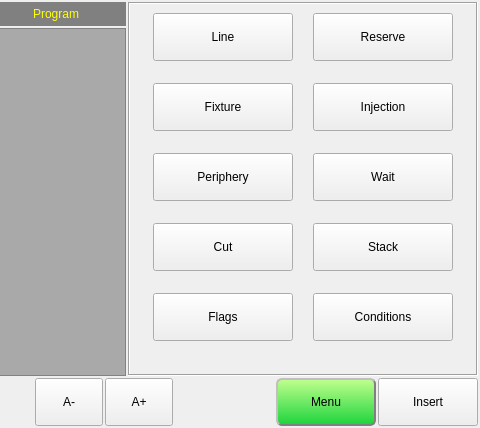
GaussCheng/2-5AxisPunch, file hcinstruction/ichcinstructionpageframe.ui: the form before one commit; both pictures show x 420 to 900 and y 0 to 428 of the 900 by 428 pixel window.
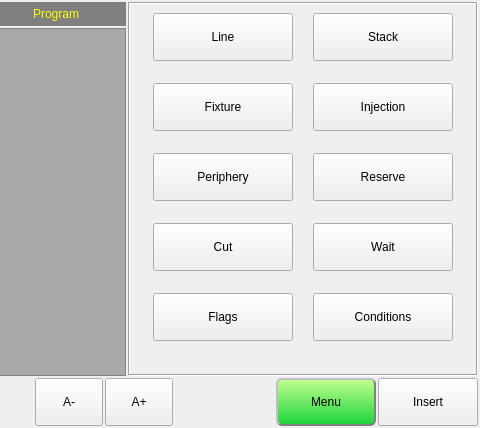
The form after the commit. Icons and pictures are not drawn.

Commit message: 1.页面小布局

Patch:
```diff
--- a/hcinstruction/ichcinstructionpageframe.ui
+++ b/hcinstruction/ichcinstructionpageframe.ui
@@ -232,44 +232,6 @@
            </property>
           </widget>
          </item>
-         <item row="1" column="1">
-          <widget class="QToolButton" name="pneumaticButton">
-           <property name="sizePolicy">
-            <sizepolicy hsizetype="Preferred" vsizetype="Preferred">
-             <horstretch>0</horstretch>
-             <verstretch>0</verstretch>
-            </sizepolicy>
-           </property>
-           <property name="minimumSize">
-            <size>
-             <width>140</width>
-             <height>48</height>
-            </size>
-           </property>
-           <property name="maximumSize">
-            <size>
-             <width>140</width>
-             <height>48</height>
-            </size>
-           </property>
-           <property name="text">
-            <string>Reserve</string>
-           </property>
-           <property name="icon">
-            <iconset resource="../resource.qrc">
-             <normaloff>:/resource/CommonIO(32).png</normaloff>:/resource/CommonIO(32).png</iconset>
-           </property>
-           <property name="iconSize">
-            <size>
-             <width>32</width>
-             <height>32</height>
-            </size>
-           </property>
-           <property name="toolButtonStyle">
-            <enum>Qt::ToolButtonTextBesideIcon</enum>
-           </property>
-          </widget>
-         </item>
          <item row="2" column="0">
           <widget class="QToolButton" name="fixtureButton">
            <property name="sizePolicy">
@@ -346,45 +308,7 @@
            </property>
           </widget>
          </item>
-         <item row="3" column="0">
-          <widget class="QToolButton" name="peripheryButton">
-           <property name="sizePolicy">
-            <sizepolicy hsizetype="Preferred" vsizetype="Preferred">
-             <horstretch>0</horstretch>
-             <verstretch>0</verstretch>
-            </sizepolicy>
-           </property>
-           <property name="minimumSize">
-            <size>
-             <width>140</width>
-             <height>48</height>
-            </size>
-           </property>
-           <property name="maximumSize">
-            <size>
-             <width>140</width>
-             <height>48</height>
-            </size>
-           </property>
-           <property name="text">
-            <string>Periphery</string>
-           </property>
-           <property name="icon">
-            <iconset resource="../resource.qrc">
-             <normaloff>:/resource/Conveyor_Belt(32).png</normaloff>:/resource/Conveyor_Belt(32).png</iconset>
-           </property>
-           <property name="iconSize">
-            <size>
-             <width>32</width>
-             <height>32</height>
-            </size>
-           </property>
-           <property name="toolButtonStyle">
-            <enum>Qt::ToolButtonTextBesideIcon</enum>
-           </property>
-          </widget>
-         </item>
-         <item row="3" column="1">
+         <item row="4" column="1">
           <widget class="QToolButton" name="waitToolButton">
            <property name="sizePolicy">
             <sizepolicy hsizetype="Preferred" vsizetype="Preferred">
@@ -422,6 +346,120 @@
            </property>
           </widget>
          </item>
+         <item row="3" column="1">
+          <widget class="QToolButton" name="pneumaticButton">
+           <property name="sizePolicy">
+            <sizepolicy hsizetype="Preferred" vsizetype="Preferred">
+             <horstretch>0</horstretch>
+             <verstretch>0</verstretch>
+            </sizepolicy>
+           </property>
+           <property name="minimumSize">
+            <size>
+             <width>140</width>
+             <height>48</height>
+            </size>
+           </property>
+           <property name="maximumSize">
+            <size>
+             <width>140</width>
+             <height>48</height>
+            </size>
+           </property>
+           <property name="text">
+            <string>Reserve</string>
+           </property>
+           <property name="icon">
+            <iconset resource="../resource.qrc">
+             <normaloff>:/resource/CommonIO(32).png</normaloff>:/resource/CommonIO(32).png</iconset>
+           </property>
+           <property name="iconSize">
+            <size>
+             <width>32</width>
+             <height>32</height>
+            </size>
+           </property>
+           <property name="toolButtonStyle">
+            <enum>Qt::ToolButtonTextBesideIcon</enum>
+           </property>
+          </widget>
+         </item>
+         <item row="3" column="0">
+          <widget class="QToolButton" name="peripheryButton">
+           <property name="sizePolicy">
+            <sizepolicy hsizetype="Preferred" vsizetype="Preferred">
+             <horstretch>0</horstretch>
+             <verstretch>0</verstretch>
+            </sizepolicy>
+           </property>
+           <property name="minimumSize">
+            <size>
+             <width>140</width>
+             <height>48</height>
+            </size>
+           </property>
+           <property name="maximumSize">
+            <size>
+             <width>140</width>
+             <height>48</height>
+            </size>
+           </property>
+           <property name="text">
+            <string>Periphery</string>
+           </property>
+           <property name="icon">
+            <iconset resource="../resource.qrc">
+             <normaloff>:/resource/Conveyor_Belt(32).png</normaloff>:/resource/Conveyor_Belt(32).png</iconset>
+           </property>
+           <property name="iconSize">
+            <size>
+             <width>32</width>
+             <height>32</height>
+            </size>
+           </property>
+           <property name="toolButtonStyle">
+            <enum>Qt::ToolButtonTextBesideIcon</enum>
+           </property>
+          </widget>
+         </item>
+         <item row="1" column="1">
+          <widget class="QToolButton" name="stackButton">
+           <property name="sizePolicy">
+            <sizepolicy hsizetype="Preferred" vsizetype="Preferred">
+             <horstretch>0</horstretch>
+             <verstretch>0</verstretch>
+            </sizepolicy>
+           </property>
+           <property name="minimumSize">
+            <size>
+             <width>140</width>
+             <height>48</height>
+            </size>
+           </property>
+           <property name="maximumSize">
+            <size>
+             <width>140</width>
+             <height>48</height>
+            </size>
+           </property>
+           <property name="text">
+            <string>Stack</string>
+           </property>
+           <property name="icon">
+            <iconset resource="../resource.qrc">
+             <normaloff>:/resource/macro(32).png</normaloff>:/resource/macro(32).png</iconset>
+           </property>
+           <property name="iconSize">
+            <size>
+             <width>32</width>
+             <height>32</height>
+            </size>
+           </property>
+           <property name="toolButtonStyle">
+            <enum>Qt::ToolButtonTextBesideIcon</enum>
+           </property>
+          </widget>
+         </item>
          <item row="4" column="0">
           <widget class="QToolButton" name="cutButton">
            <property name="sizePolicy">
@@ -536,44 +574,6 @@
            </property>
           </widget>
          </item>
-         <item row="4" column="1">
-          <widget class="QToolButton" name="stackButton">
-           <property name="sizePolicy">
-            <sizepolicy hsizetype="Preferred" vsizetype="Preferred">
-             <horstretch>0</horstretch>
-             <verstretch>0</verstretch>
-            </sizepolicy>
-           </property>
-           <property name="minimumSize">
-            <size>
-             <width>140</width>
-             <height>48</height>
-            </size>
-           </property>
-           <property name="maximumSize">
-            <size>
-             <width>140</width>
-             <height>48</height>
-            </size>
-           </property>
-           <property name="text">
-            <string>Stack</string>
-           </property>
-           <property name="icon">
-            <iconset resource="../resource.qrc">
-             <normaloff>:/resource/macro(32).png</normaloff>:/resource/macro(32).png</iconset>
-           </property>
-           <property name="iconSize">
-            <size>
-             <width>32</width>
-             <height>32</height>
-            </size>
-           </property>
-           <property name="toolButtonStyle">
-            <enum>Qt::ToolButtonTextBesideIcon</enum>
-           </property>
-          </widget>
-         </item>
         </layout>
        </widget>
       </widget>
```
The commit also changes 4 other files.
